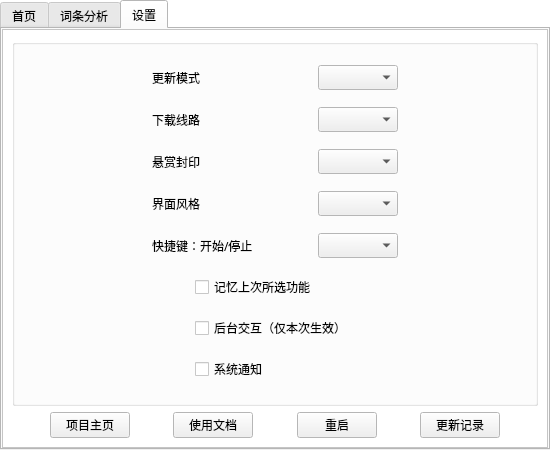
Above: src/ui/mainui.ui from AquamarineCyan/OnmyojiDesktopAssistant before the change. Below: the same form after it.
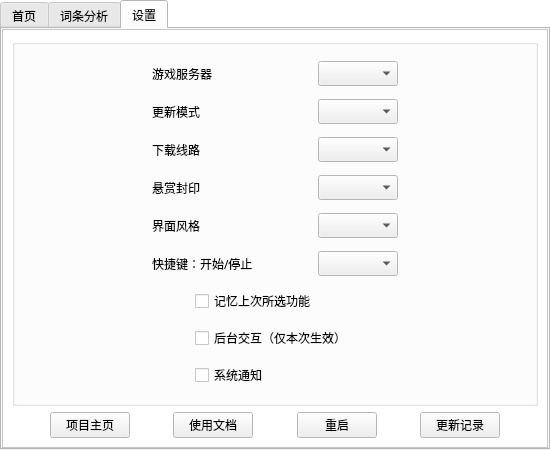
That is the form after the change. The open tabs and pages were chosen to show the change.

Patch:
```diff
--- a/src/ui/mainui.ui
+++ b/src/ui/mainui.ui
@@ -904,6 +904,72 @@
             <item>
              <widget class="QGroupBox" name="groupBox_config">
               <layout class="QVBoxLayout">
+               <item>
+                <layout class="QHBoxLayout" name="horizontalLayout_setting_language" stretch="4,2,0,2,4">
+                 <item>
+                  <spacer name="horizontalSpacer_setting_language_left">
+                   <property name="orientation">
+                    <enum>Qt::Orientation::Horizontal</enum>
+                   </property>
+                   <property name="sizeHint" stdset="0">
+                    <size>
+                     <width>40</width>
+                     <height>20</height>
+                    </size>
+                   </property>
+                  </spacer>
+                 </item>
+                 <item>
+                  <widget class="QLabel" name="setting_language_label">
+                   <property name="minimumSize">
+                    <size>
+                     <width>120</width>
+                     <height>0</height>
+                    </size>
+                   </property>
+                   <property name="text">
+                    <string>游戏服务器</string>
+                   </property>
+                  </widget>
+                 </item>
+                 <item>
+                  <spacer name="horizontalSpacer_setting_language_middle">
+                   <property name="orientation">
+                    <enum>Qt::Orientation::Horizontal</enum>
+                   </property>
+                   <property name="sizeHint" stdset="0">
+                    <size>
+                     <width>40</width>
+                     <height>20</height>
+                    </size>
+                   </property>
+                  </spacer>
+                 </item>
+                 <item>
+                  <widget class="QComboBox" name="setting_language_comboBox">
+                   <property name="minimumSize">
+                    <size>
+                     <width>80</width>
+                     <height>0</height>
+                    </size>
+                   </property>
+                  </widget>
+                 </item>
+                 <item>
+                  <spacer name="horizontalSpacer_setting_language_right">
+                   <property name="orientation">
+                    <enum>Qt::Orientation::Horizontal</enum>
+                   </property>
+                   <property name="sizeHint" stdset="0">
+                    <size>
+                     <width>40</width>
+                     <height>20</height>
+                    </size>
+                   </property>
+                  </spacer>
+                 </item>
+                </layout>
+               </item>
                <item>
                 <layout class="QHBoxLayout" name="horizontalLayout_setting_update" stretch="4,2,0,2,4">
                  <item>
```
Left out of the diff: 6 changed lines with no effect on the pictures.
